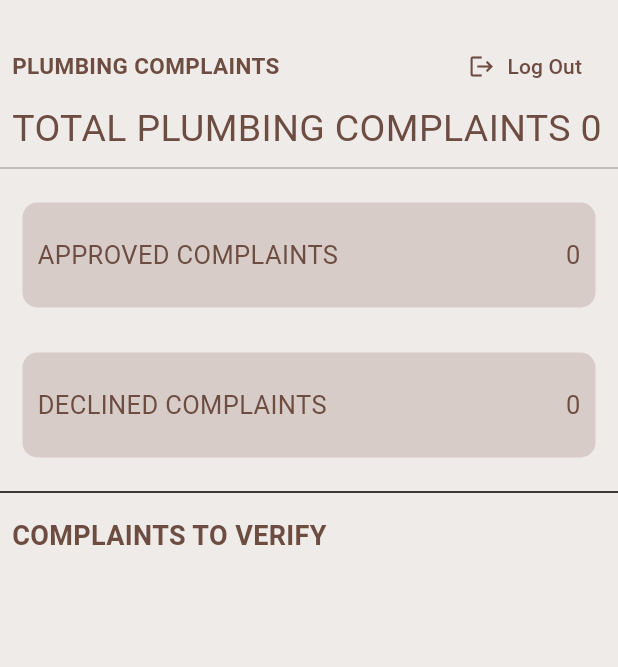
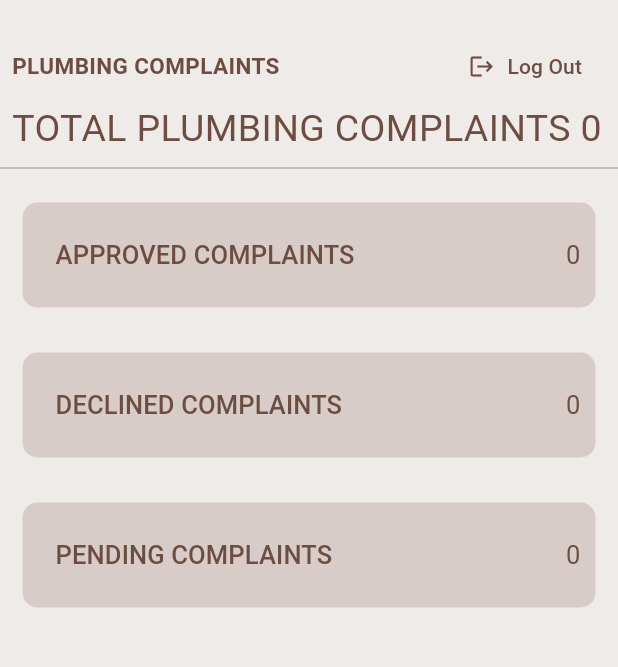
Before and after one commit to basilanazer/group-6-miniproject-gectfma, a Flutter app: the complaintVerification screen opened directly, on a phone screen of 412 x 824 dp, the part 75-742 px from its top. Run offline on Flutter 3.47's test engine with Material 3 defaults, Android fonts, the phone set to English and light mode, and no system bars; our stand-ins replace cloud_firestore, file_picker, firebase_auth, firebase_core, firebase_storage; accounts and stored records are empty.

Commit message:
nature update

```diff
--- a/gectfma/lib/NatureOfIssue/comp_verification.dart
+++ b/gectfma/lib/NatureOfIssue/comp_verification.dart
@@ -1,5 +1,8 @@
 import 'package:cloud_firestore/cloud_firestore.dart';
+import 'package:flutter/cupertino.dart';
 import 'package:flutter/material.dart';
+import 'package:flutter/widgets.dart';
+import 'package:gectfma/NatureOfIssue/list_complints.dart';
 import 'package:gectfma/Requirements/Headings.dart';
 import 'package:gectfma/Requirements/TopBar.dart';
 
@@ -41,18 +44,26 @@ class _complaintVerificationState extends State<complaintVerification>{
                         icon: widget.nature =='Electrical'? Icons.arrow_back:Icons.logout,
                         dept: "${widget.nature} complaints",
                       ),
+                     Column(
+                      children:[
                         ComplaintsType(
-                              goto: () {},
+                             // goto: () {},
                               complainttype: "Approved",
                               complaintstatus: approved
                         ),
                         ComplaintsType(
-                              goto: () {},
+                               // goto: () {},
                                 complainttype: "Declined",
                                 complaintstatus: declined
                         ),
-                      Divider(thickness: 1,color: Colors.black,),
-                      Headings(title: "Complaints to Verify")
+                        ComplaintsType(
+                               // goto: () {},
+                                //listComplaints(status: "pending", nature: widget.nature, number: pending),
+                                complainttype: "Pending",
+                                complaintstatus: pending
+                        ),
+                      ]
+                    )
                     ]
                   )
                 );
@@ -110,20 +121,18 @@ class _complaintVerificationState extends State<complaintVerification>{
 }
 class ComplaintsType extends StatelessWidget {
   final String complainttype;
-  final Function goto;
+  //final Function goto;
   final int? complaintstatus;
   const ComplaintsType({
     super.key,
     required this.complainttype,
     required this.complaintstatus,
-    required this.goto,
+    //required this.goto,
   });
 
   @override
   Widget build(BuildContext context) {
-    return InkWell(
-      onTap: goto(),
-      child: Container(
+    return Container(
       margin: EdgeInsets.symmetric(vertical: 15, horizontal: 15),
       height: 70,
       decoration: BoxDecoration(
@@ -135,10 +144,17 @@ class ComplaintsType extends StatelessWidget {
         child: Row(
           mainAxisAlignment: MainAxisAlignment.spaceBetween,
           children: [
-              Text(
+            TextButton(onPressed: (){
+              Navigator.of(context).push(
+                              MaterialPageRoute(builder: (context) {
+                            return listComplaints(status: "pending", nature: "nature", number: 8);
+                          }));
+            },
+             child: Text(
               "$complainttype complaints".toUpperCase(),
               style: TextStyle(fontSize: 17, color: Colors.brown[600]),
-              ),
+            ),),
+
             Text(
               "$complaintstatus",
               style: TextStyle(fontSize: 17, color: Colors.brown[600]),
@@ -146,7 +162,6 @@ class ComplaintsType extends StatelessWidget {
           ],
         ),
       ),
-      ),
     );
   }
 }
```
Also changed, not shown: gectfma/lib/NatureOfIssue/list_complints.dart (added, +34 -0 lines), gectfma/lib/View_Complaints/view_complaint_summary.dart (line endings or trailing spaces). Lines whose indentation alone changed are shown as unchanged.
